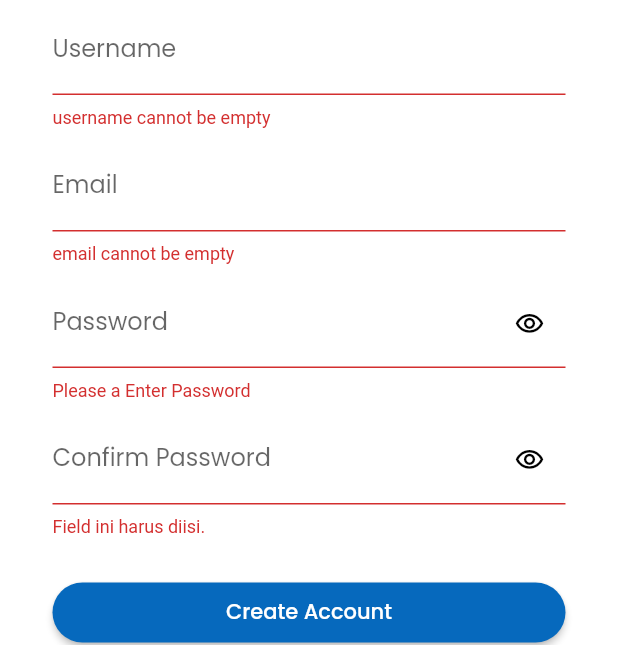
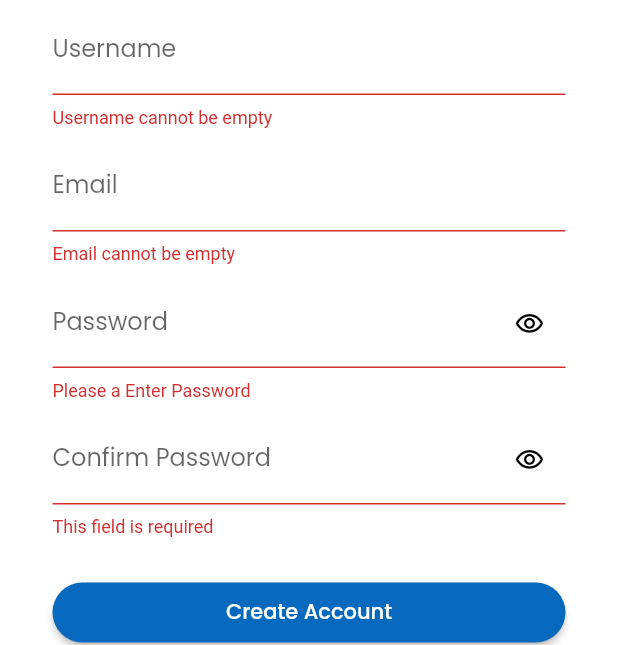
Before and after one commit to nusameals/Capstone-Project-Flutter, a Flutter app: the RegisterScreen screen opened by its route, after a tap on "Create Account", on a phone screen of 412 x 824 dp. Shown: the part 358-1003 px from the top of the screen. Run offline on Flutter 3.47's test engine with Material 2 defaults, Android fonts, the phone set to English and light mode, and no system bars; our stand-ins replace google_fonts, image_picker, shared_preferences; accounts and stored records are empty; network calls fail.

```diff
--- a/lib/view/auth/login_screen.dart
+++ b/lib/view/auth/login_screen.dart
@@ -172,7 +172,7 @@ class _LoginScreenState extends State<LoginScreen> {
                                                       .showSnackBar(
                                                     SnackBar(
                                                       content: Text(
-                                                          'Username dan Password wajib di isi !!',
+                                                          'Username dan Password can\'t be empty!!',
                                                           style: GoogleFonts
                                                               .poppins(
                                                                   fontSize: 14,
--- a/lib/view/auth/register_screen.dart
+++ b/lib/view/auth/register_screen.dart
@@ -125,7 +125,7 @@ class _RegisterScreenState extends State<RegisterScreen> {
                                       // ignore: body_might_complete_normally_nullable
                                       validator: (username) {
                                         if (username!.isEmpty) {
-                                          return 'username cannot be empty';
+                                          return 'Username cannot be empty';
                                         } else if (RegExp(r'^[a-z][A-Za-z]*$')
                                             .hasMatch(username)) {
                                           return 'username must start with capital letter';
@@ -144,7 +144,7 @@ class _RegisterScreenState extends State<RegisterScreen> {
                                       ),
                                       validator: (email) {
                                         if (email!.isEmpty) {
-                                          return "email cannot be empty";
+                                          return "Email cannot be empty";
                                         } else if (!RegExp(
                                                 "^[a-zA-Z0-9+_.-]+@[a-zA-Z0-9.-]+.[a-z]")
                                             .hasMatch(email)) {
@@ -180,6 +180,8 @@ class _RegisterScreenState extends State<RegisterScreen> {
                                       validator: (password) {
                                         if (password!.isEmpty) {
                                           return 'Please a Enter Password';
+                                        } else if (password.length < 6) {
+                                          return 'Enter a password with length at least 6';
                                         }
                                         return null;
                                       },
@@ -192,7 +194,7 @@ class _RegisterScreenState extends State<RegisterScreen> {
                                         labelText: 'Confirm Password',
                                         errorText: isRetypePasswordValid
                                             ? null
-                                            : 'Field ini harus diisi.',
+                                            : 'This field is required',
                                         labelStyle: GoogleFonts.poppins(
                                             fontSize: 16,
                                             fontWeight: FontWeight.w400),
@@ -216,7 +218,7 @@ class _RegisterScreenState extends State<RegisterScreen> {
                                           setState(() {
                                             isRetypePasswordValid = false;
                                           });
-                                          return 'Field ini harus diisi.';
+                                          return 'This field is required';
                                         }
                                         setState(() {
                                           isRetypePasswordValid = true;
```
